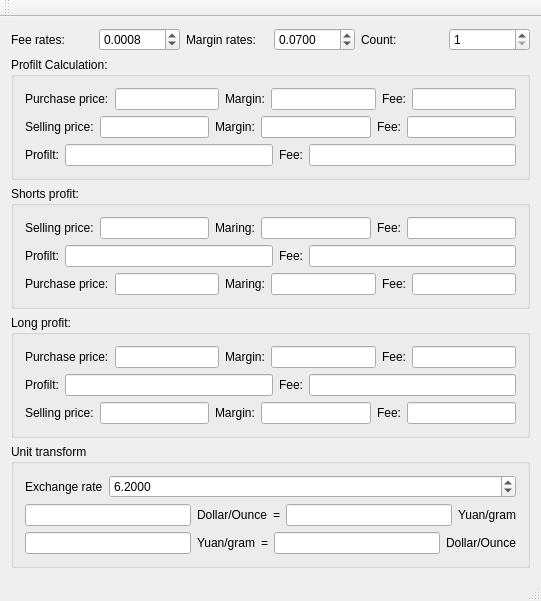
Qt form mainwindow.ui (KangLin/ProfitCalculation) before a commit.
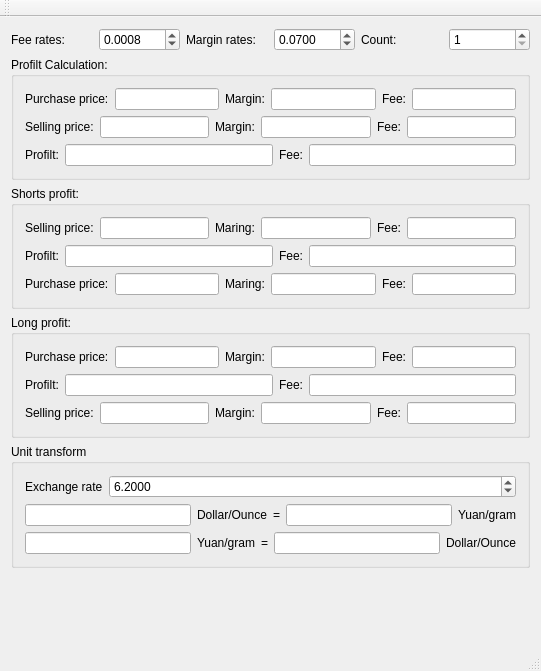
The same form after that commit. Icons and pictures are not drawn.

The edit to the form file:
```diff
--- a/mainwindow.ui
+++ b/mainwindow.ui
@@ -7,7 +7,7 @@
     <x>0</x>
     <y>0</y>
     <width>541</width>
-    <height>555</height>
+    <height>671</height>
    </rect>
   </property>
   <property name="windowTitle">
@@ -594,6 +594,32 @@
       </layout>
      </widget>
     </item>
+    <item row="5" column="0">
+     <spacer name="verticalSpacer">
+      <property name="orientation">
+       <enum>Qt::Vertical</enum>
+      </property>
+      <property name="sizeHint" stdset="0">
+       <size>
+        <width>20</width>
+        <height>40</height>
+       </size>
+      </property>
+     </spacer>
+    </item>
+    <item row="6" column="0">
+     <spacer name="verticalSpacer_2">
+      <property name="orientation">
+       <enum>Qt::Vertical</enum>
+      </property>
+      <property name="sizeHint" stdset="0">
+       <size>
+        <width>20</width>
+        <height>40</height>
+       </size>
+      </property>
+     </spacer>
+    </item>
    </layout>
   </widget>
   <widget class="QMenuBar" name="menuBar">
```
Left out of the diff: 191 changed lines with no effect on the pictures.
